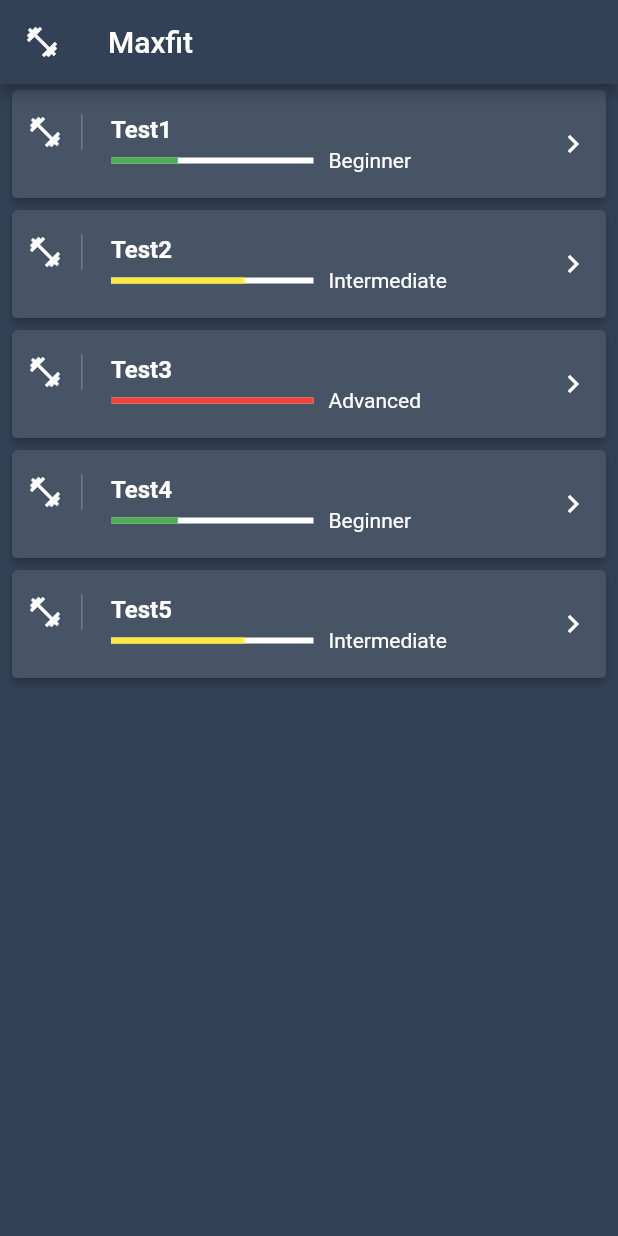
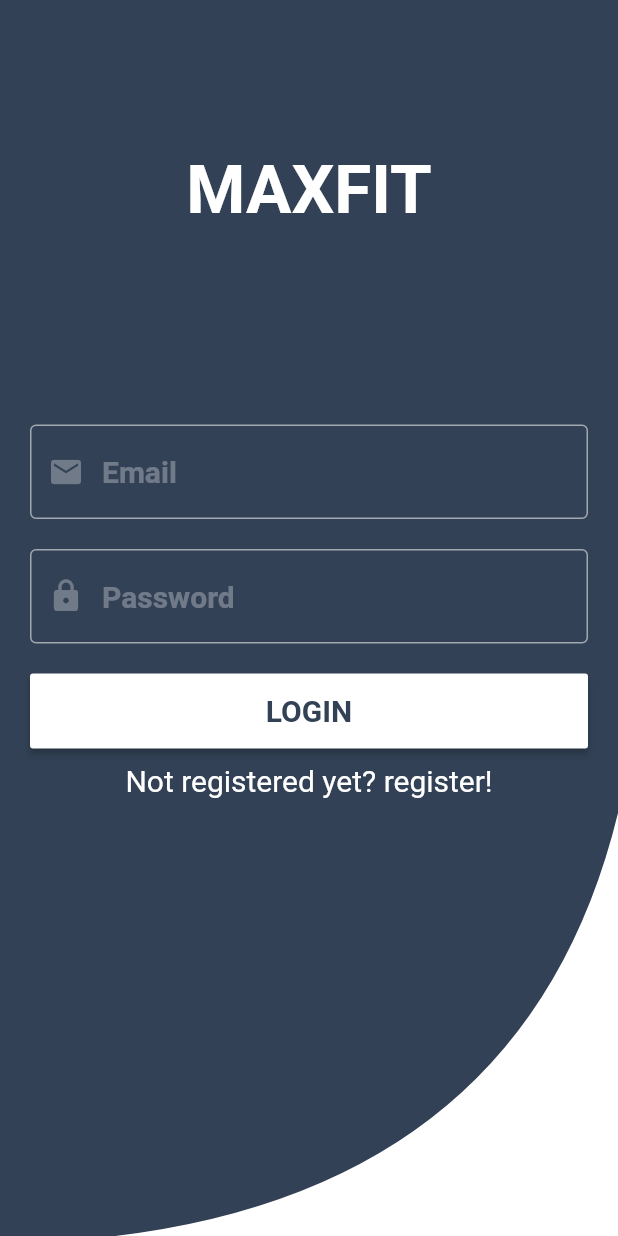
Before and after one commit to marie2465/maxfit, a Flutter app: the screen it shows after launch, on a phone screen of 412 x 824 dp. Run offline on Flutter 3.47's test engine with Material 2 defaults, Android fonts, the phone set to English and light mode, and no system bars.

```diff
--- a/lib/main.dart
+++ b/lib/main.dart
@@ -1,5 +1,6 @@
 import 'package:flutter/material.dart';
 import 'package:maxfit/domain/workout.dart';
+import 'package:maxfit/pages/auth.dart';
 import 'package:maxfit/pages/home.dart';
 
 void main() {
@@ -20,7 +21,7 @@ class MaxFitApp extends StatelessWidget {
           title: TextStyle(color: Colors.white),
         ),
       ),
-      home: HomePage(),
+      home: AuthorizationPage(),
     );
   }
 }
--- /dev/null
+++ b/lib/pages/auth.dart
@@ -0,0 +1,220 @@
+import 'package:flutter/foundation.dart';
+import 'package:flutter/material.dart';
+
+class AuthorizationPage extends StatefulWidget {
+  const AuthorizationPage({Key? key}) : super(key: key);
+
+  @override
+  _AuthorizationPageState createState() => _AuthorizationPageState();
+}
+
+class _AuthorizationPageState extends State<AuthorizationPage> {
+  TextEditingController _emailcontroller = TextEditingController();
+  TextEditingController _passwordcontroller = TextEditingController();
+  late String _email;
+  late String _password;
+  bool showLogin = true;
+
+  Widget _logo() {
+    return Padding(
+      padding: EdgeInsets.only(top: 100),
+      child: Container(
+        child: Align(
+          child: Text(
+            'MAXFIT',
+            style: TextStyle(
+              fontSize: 45,
+              fontWeight: FontWeight.bold,
+              color: Colors.white,
+            ),
+          ),
+        ),
+      ),
+    );
+  }
+
+  Widget _input(
+      Icon icon, String hint, TextEditingController controller, bool obscure) {
+    return Container(
+      padding: EdgeInsets.only(left: 20.0, right: 20.0),
+      child: TextField(
+        controller: controller,
+        obscureText: obscure,
+        style: TextStyle(fontSize: 20.0, color: Colors.white),
+        decoration: InputDecoration(
+          hintStyle: TextStyle(
+              fontWeight: FontWeight.bold, fontSize: 20, color: Colors.white30),
+          hintText: hint,
+          focusedBorder: OutlineInputBorder(
+            borderSide: BorderSide(color: Colors.white, width: 3),
+          ),
+          enabledBorder: OutlineInputBorder(
+            borderSide: BorderSide(color: Colors.white54, width: 1),
+          ),
+          prefixIcon: Padding(
+            padding: EdgeInsets.only(
+              left: 10.0,
+              right: 10.0,
+            ),
+            child: IconTheme(
+              data: IconThemeData(color: Colors.white30),
+              child: icon,
+            ),
+          ),
+        ),
+      ),
+    );
+  }
+
+  Widget _button(String text, void func()) {
+    return RaisedButton(
+      splashColor: Theme.of(context).primaryColor,
+      highlightColor: Theme.of(context).primaryColor,
+      color: Colors.white,
+      child: Text(
+        text,
+        style: TextStyle(
+          fontWeight: FontWeight.bold,
+          color: Theme.of(context).primaryColor,
+          fontSize: 20.0,
+        ),
+      ),
+      onPressed: () {
+        func();
+      },
+    );
+  }
+
+  Widget _form(String label, void func()) {
+    return Container(
+      child: Column(
+        children: [
+          Padding(
+            padding: EdgeInsets.only(
+              bottom: 20,
+              top: 10,
+            ),
+            child: _input(Icon(Icons.email), 'Email', _emailcontroller, false),
+          ),
+          Padding(
+            padding: EdgeInsets.only(
+              bottom: 20,
+            ),
+            child:
+                _input(Icon(Icons.lock), 'Password', _passwordcontroller, true),
+          ),
+          SizedBox(
+            width: 20,
+          ),
+          Padding(
+            padding: EdgeInsets.only(
+              left: 20,
+              right: 20,
+            ),
+            child: Container(
+              height: 50,
+              width: MediaQuery.of(context).size.width,
+              child: _button(label, func),
+            ),
+          )
+        ],
+      ),
+    );
+  }
+
+  void _buttonAction() {
+    _email = _emailcontroller.text;
+    _password = _passwordcontroller.text;
+
+    _emailcontroller.clear();
+    _passwordcontroller.clear();
+  }
+
+  Widget _bottomWave() {
+    return Expanded(
+      child: Align(
+        child: ClipPath(
+          child: Container(
+            color: Colors.white,
+            height: 300,
+          ),
+          clipper: BottomWaveClipper(),
+        ),
+        alignment: Alignment.bottomCenter,
+      ),
+    );
+  }
+
+  @override
+  Widget build(BuildContext context) {
+    return Scaffold(
+      backgroundColor: Theme.of(context).primaryColor,
+      body: Column(
+        children: <Widget>[
+          _logo(),
+          SizedBox(height: 120,),
+          (showLogin
+              ? Column(
+                  children: [
+                    _form('LOGIN', _buttonAction),
+                    Padding(
+                      padding: EdgeInsets.all(10),
+                      child: GestureDetector(
+                        child: Text(
+                          'Not registered yet? register!',
+                          style: TextStyle(fontSize: 20, color: Colors.white),
+                        ),
+                        onTap: () {
+                          setState(() {
+                            showLogin = false;
+                          });
+                        },
+                      ),
+                    ),
+                  ],
+                )
+              : Column(
+                  children: [
+                    _form('Register', _buttonAction),
+                    Padding(
+                      padding: EdgeInsets.all(10),
+                      child: GestureDetector(
+                        child: Text(
+                          'Already registered? Login!',
+                          style: TextStyle(fontSize: 20, color: Colors.white),
+                        ),
+                        onTap: () {
+                          setState(() {
+                            showLogin = true;
+                          });
+                        },
+                      ),
+                    )
+                  ],
+                )),
+          _bottomWave(),
+        ],
+      ),
+    );
+  }
+}
+
+class BottomWaveClipper extends CustomClipper<Path> {
+  @override
+  Path getClip(Size size) {
+    var path = Path();
+    path.moveTo(size.width, 0.0);
+    path.lineTo(size.width, size.height);
+    path.lineTo(0.0, size.height);
+    path.lineTo(0.0, size.height + 5);
+    var secondControlPoint = Offset(size.width - (size.width / 6), size.height);
+    var secondEndPoint = Offset(size.width, 0.0);
+    path.quadraticBezierTo(secondControlPoint.dx, secondControlPoint.dy,
+        secondEndPoint.dx, secondEndPoint.dy);
+
+    return path;
+  }
+
+  @override
+  bool shouldReclip(CustomClipper<Path> oldClipper) => false;
+}
--- a/pubspec.yaml
+++ b/pubspec.yaml
@@ -28,6 +28,10 @@ dependencies:
   # The following adds the Cupertino Icons font to your application.
   # Use with the CupertinoIcons class for iOS style icons.
   cupertino_icons: ^1.0.2
+  firebase_auth: ^3.0.2
+  cloud_firestore: ^2.5.0
+  provider: ^6.0.0
+  fluttertoast: ^8.0.8
 
 dev_dependencies:
   flutter_test:
```
Also changed, not shown: pubspec.lock.
